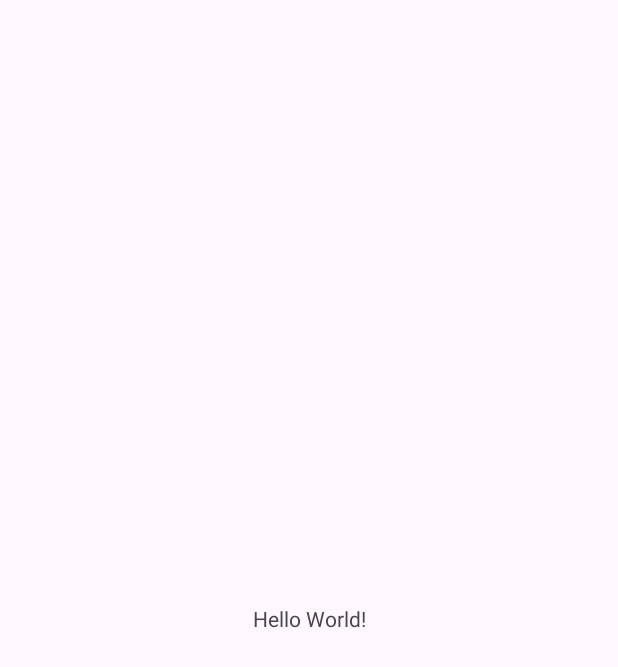
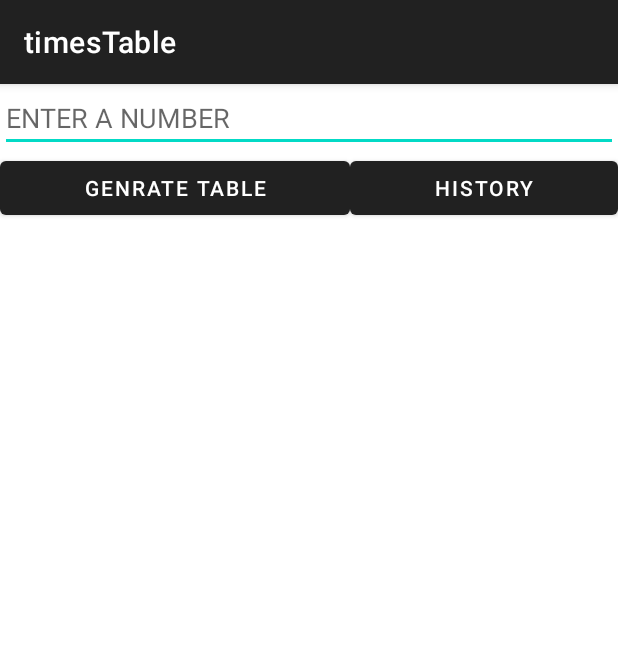
Before and after one commit to sanakarnelia/Midterm_Sana_Karnelia, an Android app: the screen it shows after launch (MainActivity), on a phone screen of 412 x 824 dp. Before the commit the part shown is almost empty. Shown: the top 667 px of the screen. Run offline under Robolectric (Android 15) with nearby library versions, the phone set to English and light mode, and no system bars.

Commit message:
activity_main.xml, just layout file created

```diff
--- a/app/src/main/java/com/example/timestable/MainActivity.java
+++ b/app/src/main/java/com/example/timestable/MainActivity.java
@@ -1,6 +1,8 @@
 package com.example.timestable;
 
 import android.os.Bundle;
+import android.widget.Button;
+import android.widget.EditText;
 
 import androidx.activity.EdgeToEdge;
 import androidx.appcompat.app.AppCompatActivity;
@@ -10,15 +12,17 @@ import androidx.core.view.WindowInsetsCompat;
 
 public class MainActivity extends AppCompatActivity {
 
+    Button tableBn,HistoryBtn;
+    EditText userInput;
     @Override
     protected void onCreate(Bundle savedInstanceState) {
         super.onCreate(savedInstanceState);
         EdgeToEdge.enable(this);
         setContentView(R.layout.activity_main);
-        ViewCompat.setOnApplyWindowInsetsListener(findViewById(R.id.main), (v, insets) -> {
-            Insets systemBars = insets.getInsets(WindowInsetsCompat.Type.systemBars());
-            v.setPadding(systemBars.left, systemBars.top, systemBars.right, systemBars.bottom);
-            return insets;
-        });
+
+        userInput = findViewById(R.id.userIn);
+        tableBn = findViewById(R.id.tableBtn);
+        HistoryBtn = findViewById(R.id.historybtn);
+
     }
 }
--- a/app/src/main/res/layout/activity_main.xml
+++ b/app/src/main/res/layout/activity_main.xml
@@ -3,17 +3,44 @@
     xmlns:app="http://schemas.android.com/apk/res-auto"
     xmlns:tools="http://schemas.android.com/tools"
     android:id="@+id/main"
+    android:fitsSystemWindows="true"
     android:layout_width="match_parent"
     android:layout_height="match_parent"
     tools:context=".MainActivity">
 
-    <TextView
-        android:layout_width="wrap_content"
+    <EditText
+        android:id="@+id/userIn"
+        android:layout_width="match_parent"
         android:layout_height="wrap_content"
-        android:text="Hello World!"
-        app:layout_constraintBottom_toBottomOf="parent"
+        android:hint="ENTER A NUMBER"
+        app:layout_constraintTop_toTopOf="parent"
+        tools:layout_editor_absoluteX="0dp" />
+
+    <LinearLayout
+        android:layout_width="match_parent"
+        android:layout_height="wrap_content"
         app:layout_constraintEnd_toEndOf="parent"
+        app:layout_constraintHorizontal_bias="0.0"
         app:layout_constraintStart_toStartOf="parent"
-        app:layout_constraintTop_toTopOf="parent" />
+        app:layout_constraintTop_toBottomOf="@+id/userIn">
+
+        <Button
+            android:id="@+id/tableBtn"
+            android:layout_width="wrap_content"
+            android:layout_height="wrap_content"
+            android:layout_weight="1"
+            android:text="genrate table"
+            app:layout_constraintEnd_toEndOf="parent" />
+
+        <Button
+            android:id="@+id/historybtn"
+            android:layout_width="wrap_content"
+            android:layout_height="wrap_content"
+            android:layout_weight="1"
+            android:text="History"
+            app:layout_constraintEnd_toEndOf="parent" />
+
+    </LinearLayout>
+
 
 </androidx.constraintlayout.widget.ConstraintLayout>
--- a/app/src/main/res/values-night/themes.xml
+++ b/app/src/main/res/values-night/themes.xml
@@ -1,6 +1,6 @@
 <resources xmlns:tools="http://schemas.android.com/tools">
     <!-- Base application theme. -->
-    <style name="Base.Theme.TimesTable" parent="Theme.Material3.DayNight.NoActionBar">
+    <style name="Base.Theme.TimesTable" parent="Theme.MaterialComponents.DayNight.DarkActionBar">
         <!-- Customize your dark theme here. -->
         <!-- <item name="colorPrimary">@color/my_dark_primary</item> -->
     </style>
--- a/app/src/main/res/values/themes.xml
+++ b/app/src/main/res/values/themes.xml
@@ -1,6 +1,6 @@
 <resources xmlns:tools="http://schemas.android.com/tools">
     <!-- Base application theme. -->
-    <style name="Base.Theme.TimesTable" parent="Theme.Material3.DayNight.NoActionBar">
+    <style name="Base.Theme.TimesTable" parent="Theme.MaterialComponents.DayNight.DarkActionBar">
         <!-- Customize your light theme here. -->
         <!-- <item name="colorPrimary">@color/my_light_primary</item> -->
     </style>
```
